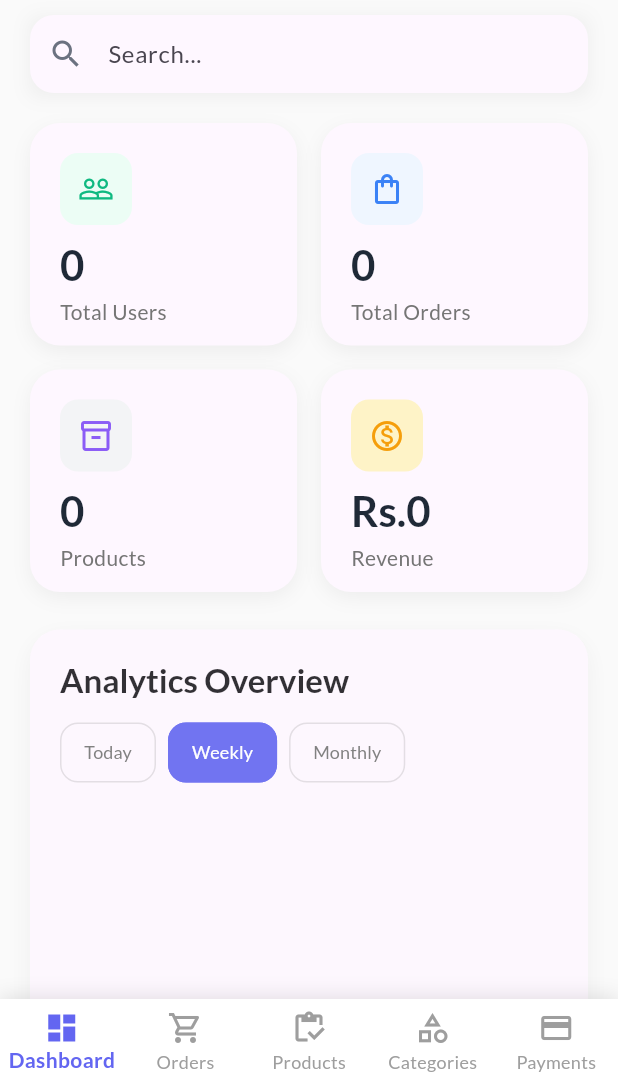
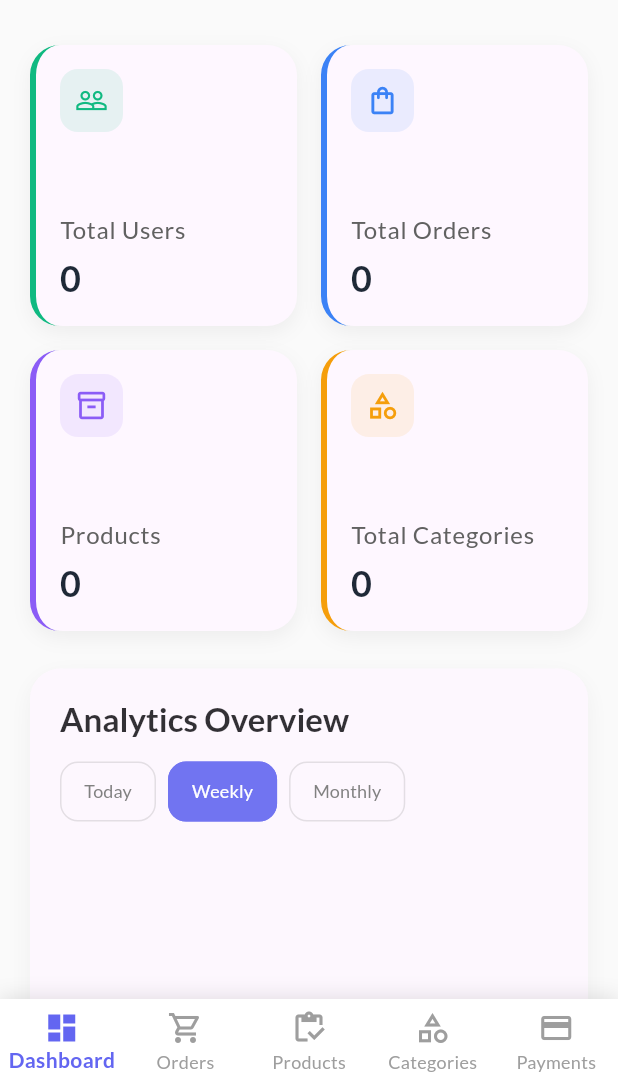
Before and after one commit to aniqa999/rent_hive_app, a Flutter app: the Dashboard screen opened directly with empty values, on a phone screen of 412 x 824 dp, the part 150-1236 px from its top. Run offline on Flutter 3.47's test engine with Material 3 defaults, Android fonts, the phone set to English and light mode, and no system bars; drawn by our look-alikes of fl_chart; our stand-ins replace animate_do, carousel_slider, cloud_firestore, firebase_auth, firebase_core, firebase_storage and 4 more; accounts and stored records are empty.

Commit message:
update admin pages

```diff
--- a/lib/src/admin/admin.dart
+++ b/lib/src/admin/admin.dart
@@ -90,6 +90,7 @@ class _DashboardState extends State<Dashboard> with TickerProviderStateMixin {
   int _totalUsers = 0;
   int _totalOrders = 0;
   int _totalProducts = 0;
+  int _totalCategories = 0;
   double _totalRevenue = 0.0;
   List<double> _chartData = List.filled(7, 0); // Generic chart data
   List<Map<String, dynamic>> _recentActivities = [];
@@ -131,6 +132,13 @@ class _DashboardState extends State<Dashboard> with TickerProviderStateMixin {
                 .count()
                 .get();
         _totalProducts = productsSnapshot.count ?? 0;
+
+        final categoriesSnapshot =
+            await FirebaseFirestore.instance
+                .collection('categories')
+                .count()
+                .get();
+        _totalCategories = categoriesSnapshot.count ?? 0;
 
         final revenueSnapshot =
             await FirebaseFirestore.instance
@@ -320,9 +328,9 @@ class _DashboardState extends State<Dashboard> with TickerProviderStateMixin {
         'hover': false,
       },
       {
-        'icon': Icons.monetization_on_outlined,
-        'label': 'Revenue',
-        'value': 'Rs.${_totalRevenue.toStringAsFixed(0)}',
+        'icon': Icons.category_outlined,
+        'label': 'Total Categories',
+        'value': _totalCategories.toString(),
         'color': const Color(0xFFF59E0B),
         'bgColor': const Color(0xFFFEF3C7),
         'darkBgColor': const Color(0xFF92400E),
@@ -353,7 +361,6 @@ class _DashboardState extends State<Dashboard> with TickerProviderStateMixin {
                       child: Column(
                         crossAxisAlignment: CrossAxisAlignment.start,
                         children: [
-                          _buildSearchBar(),
                           const SizedBox(height: 20),
                           _buildStatsGrid(stats),
                           const SizedBox(height: 25),
@@ -433,39 +440,6 @@ class _DashboardState extends State<Dashboard> with TickerProviderStateMixin {
     );
   }
 
-  Widget _buildSearchBar() {
-    return FadeTransition(
-      opacity: _animationController,
-      child: Container(
-        decoration: BoxDecoration(
-          boxShadow: [
-            BoxShadow(
-              color: Colors.black.withOpacity(0.05),
-              blurRadius: 10,
-              offset: const Offset(0, 2),
-            ),
-          ],
-        ),
-        child: TextField(
-          decoration: InputDecoration(
-            hintText: 'Search...',
-            prefixIcon: const Icon(Icons.search, color: Color(0xFF6B7280)),
-            filled: true,
-            fillColor: Theme.of(context).cardColor,
-            border: OutlineInputBorder(
-              borderRadius: BorderRadius.circular(16),
-              borderSide: BorderSide.none,
-            ),
-            contentPadding: const EdgeInsets.symmetric(
-              horizontal: 20,
-              vertical: 14,
-            ),
-          ),
-        ),
-      ),
-    );
-  }
-
   Widget _buildStatsGrid(List<Map<String, dynamic>> stats) {
     return AnimatedBuilder(
       animation: _animationController,
@@ -473,11 +447,11 @@ class _DashboardState extends State<Dashboard> with TickerProviderStateMixin {
         return GridView.builder(
           shrinkWrap: true,
           physics: const NeverScrollableScrollPhysics(),
-          gridDelegate: const SliverGridDelegateWithFixedCrossAxisCount(
-            crossAxisCount: 2,
+          gridDelegate: const SliverGridDelegateWithMaxCrossAxisExtent(
+            maxCrossAxisExtent: 200,
+            mainAxisSpacing: 16,
             crossAxisSpacing: 16,
-            mainAxisSpacing: 16,
-            childAspectRatio: 1.2,
+            childAspectRatio: 0.95,
           ),
           itemCount: stats.length,
           itemBuilder: (context, index) {
@@ -506,7 +480,6 @@ class _DashboardState extends State<Dashboard> with TickerProviderStateMixin {
   }
 
   Widget _buildStatCard(Map<String, dynamic> stat, int index) {
-    final isDarkTheme = Theme.of(context).brightness == Brightness.dark;
     return TweenAnimationBuilder<double>(
       duration: Duration(milliseconds: 600 + (index * 100)),
       tween: Tween(begin: 0.0, end: 1.0),
@@ -520,7 +493,7 @@ class _DashboardState extends State<Dashboard> with TickerProviderStateMixin {
               borderRadius: BorderRadius.circular(20),
               child: AnimatedContainer(
                 duration: const Duration(milliseconds: 300),
-                padding: const EdgeInsets.all(20),
+                padding: const EdgeInsets.all(16),
                 decoration: BoxDecoration(
                   color: Theme.of(context).cardColor,
                   borderRadius: BorderRadius.circular(20),
@@ -528,55 +501,58 @@ class _DashboardState extends State<Dashboard> with TickerProviderStateMixin {
                     BoxShadow(
                       color: Colors.black.withOpacity(0.05),
                       blurRadius: 10,
-                      offset: Offset(0, 4),
+                      offset: const Offset(0, 4),
                     ),
                   ],
+                  border: Border(
+                    left: BorderSide(color: stat['color'] as Color, width: 4),
+                  ),
                 ),
                 child: Column(
                   crossAxisAlignment: CrossAxisAlignment.start,
-                  children: [
-                    Row(
                   mainAxisAlignment: MainAxisAlignment.spaceBetween,
                   children: [
                     Container(
-                          padding: const EdgeInsets.all(12),
+                      padding: const EdgeInsets.all(10),
                       decoration: BoxDecoration(
-                            color:
-                                isDarkTheme
-                                    ? (stat['darkBgColor'] as Color)
-                                    : (stat['bgColor'] as Color),
+                        color: (stat['color'] as Color).withOpacity(0.1),
                         borderRadius: BorderRadius.circular(12),
                       ),
-                          child: Icon(
-                            stat['icon'],
-                            color: stat['color'],
-                            size: 24,
+                      child: Icon(stat['icon'], color: stat['color'], size: 22),
+                    ),
+                    Column(
+                      crossAxisAlignment: CrossAxisAlignment.start,
+                      children: [
+                        Text(
+                          stat['label'],
+                          style: Theme.of(
+                            context,
+                          ).textTheme.bodyLarge?.copyWith(
+                            color:
+                                Theme.of(context).brightness == Brightness.dark
+                                    ? Colors.grey[300]
+                                    : Colors.grey[700],
+                            fontWeight: FontWeight.w500,
                           ),
                         ),
-                      ],
-                    ),
-                    SizedBox(height: 8),
-                    Text(
+                        const SizedBox(height: 4),
+                        FittedBox(
+                          fit: BoxFit.scaleDown,
+                          child: Text(
                             stat['value'].toString(),
                             style: Theme.of(
                               context,
-                      ).textTheme.headlineMedium?.copyWith(
+                            ).textTheme.headlineSmall?.copyWith(
                               fontWeight: FontWeight.bold,
                               color:
-                            Theme.of(context).brightness == Brightness.dark
+                                  Theme.of(context).brightness ==
+                                          Brightness.dark
                                       ? Colors.white
                                       : const Color(0xFF1F2937),
                             ),
                           ),
-                    const SizedBox(height: 4),
-                    Text(
-                      stat['label'],
-                      style: Theme.of(context).textTheme.bodyMedium?.copyWith(
-                        color:
-                            Theme.of(context).brightness == Brightness.dark
-                                ? Colors.grey[400]
-                                : Colors.grey[600],
                         ),
+                      ],
                     ),
                   ],
                 ),
```
Also changed, not shown: lib/src/Registration/welcome.dart (+78 -35 lines). Lines whose indentation alone changed are shown as unchanged.
